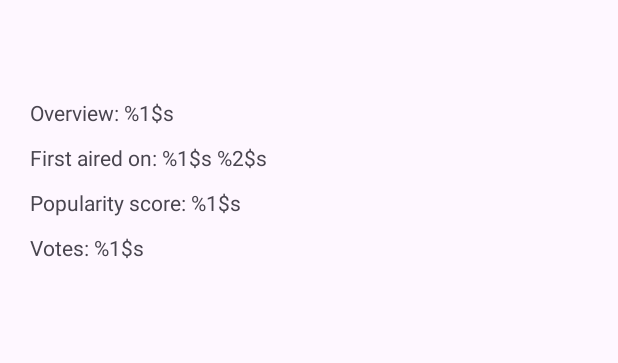
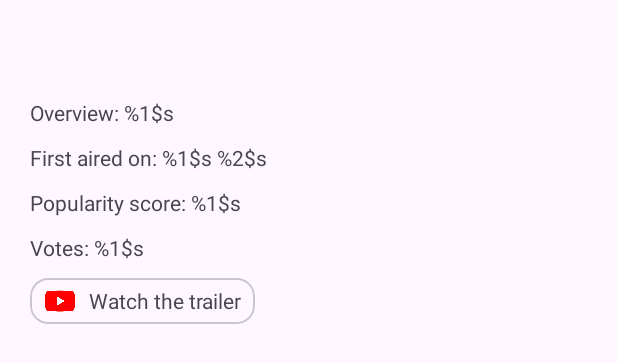
Before and after one commit to sadman1148/MovieDB, an Android app: the layout fragment_show_detail.xml on its own in the app's theme, with its tools: preview values and no code run, on a phone screen of 412 x 824 dp. Shown: the top 363 px of the screen. Run offline under Robolectric (Android 15) with nearby library versions, the light colour scheme and no system bars.

Commit message:
Completed graph and started adding in-app trailer viewer

```diff
--- a/MovieDB/app/src/main/java/com/techetronventures/moviedb/ui/MainActivity.kt
+++ b/MovieDB/app/src/main/java/com/techetronventures/moviedb/ui/MainActivity.kt
@@ -31,6 +31,7 @@ class MainActivity : AppCompatActivity() {
 
         navController.addOnDestinationChangedListener { _, destination, _ ->
             if (destination.id == R.id.movieDetailFragment
+                || destination.id == R.id.trailerFragment
                 || destination.id == R.id.showDetailFragment
                 || destination.id == R.id.favoriteFragment) {
                 binding.bottomNavigationView.visibility = View.GONE
--- a/MovieDB/app/src/main/res/layout/fragment_show_detail.xml
+++ b/MovieDB/app/src/main/res/layout/fragment_show_detail.xml
@@ -66,8 +66,37 @@
                 android:layout_marginVertical="@dimen/dp_5"
                 android:text="@string/votes" />
 
+            <com.google.android.material.card.MaterialCardView
+                android:id="@+id/watch_trailer_card"
+                android:layout_width="wrap_content"
+                android:layout_height="wrap_content"
+                android:layout_marginVertical="@dimen/dp_5">
+
+                <androidx.appcompat.widget.LinearLayoutCompat
+                    android:layout_width="@dimen/dp_150"
+                    android:layout_height="wrap_content"
+                    android:gravity="center_vertical">
+
+                    <ImageView
+                        android:layout_width="@dimen/dp_20"
+                        android:layout_height="@dimen/dp_20"
+                        android:layout_marginVertical="@dimen/dp_5"
+                        android:layout_marginStart="@dimen/dp_10"
+                        android:src="@drawable/youtube" />
+
+                    <TextView
+                        android:layout_width="@dimen/dp_0"
+                        android:layout_height="match_parent"
+                        android:layout_marginVertical="@dimen/dp_5"
+                        android:layout_weight="1"
+                        android:gravity="center"
+                        android:text="@string/watch_the_trailer" />
+
+                </androidx.appcompat.widget.LinearLayoutCompat>
+
+            </com.google.android.material.card.MaterialCardView>
+
         </androidx.appcompat.widget.LinearLayoutCompat>
-
 
     </androidx.appcompat.widget.LinearLayoutCompat>
 
--- a/MovieDB/app/src/main/res/values-night/themes.xml
+++ b/MovieDB/app/src/main/res/values-night/themes.xml
@@ -3,5 +3,7 @@
     <style name="Base.Theme.MovieDB" parent="Theme.Material3.DayNight">
         <!-- Customize your dark theme here. -->
         <!-- <item name="colorPrimary">@color/my_dark_primary</item> -->
+        <!-- Status bar color. -->
+        <item name="android:statusBarColor">@color/black</item>
     </style>
 </resources>
--- a/MovieDB/app/src/main/res/values/themes.xml
+++ b/MovieDB/app/src/main/res/values/themes.xml
@@ -3,6 +3,8 @@
     <style name="Base.Theme.MovieDB" parent="Theme.Material3.DayNight">
         <!-- Customize your light theme here. -->
         <!-- <item name="colorPrimary">@color/my_light_primary</item> -->
+        <!-- Status bar color. -->
+        <item name="android:statusBarColor">@color/black</item>
     </style>
 
     <style name="Theme.MovieDB" parent="Base.Theme.MovieDB" />
```
Also changed, not shown: MovieDB/app/src/main/java/com/techetronventures/moviedb/ui/fragment/GraphFragment.kt (+64 -27 lines), MovieDB/app/src/main/java/com/techetronventures/moviedb/ui/fragment/MovieDetailFragment.kt (+7 -5 lines), MovieDB/app/src/main/java/com/techetronventures/moviedb/ui/fragment/ShowDetailFragment.kt (+8 -0 lines), MovieDB/app/src/main/java/com/techetronventures/moviedb/ui/fragment/TrailerFragment.kt (added, +16 -0 lines), MovieDB/app/src/main/res/layout/fragment_trailer.xml (added, +9 -0 lines), MovieDB/app/src/main/res/navigation/navcomponent.xml (+14 -2 lines), MovieDB/app/src/main/java/com/techetronventures/moviedb/data/model/StockData.kt (line endings or trailing spaces).
